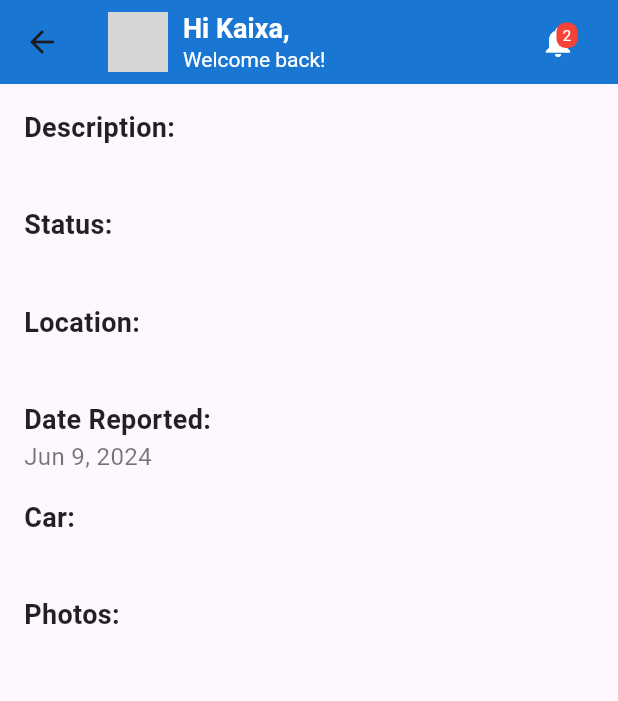
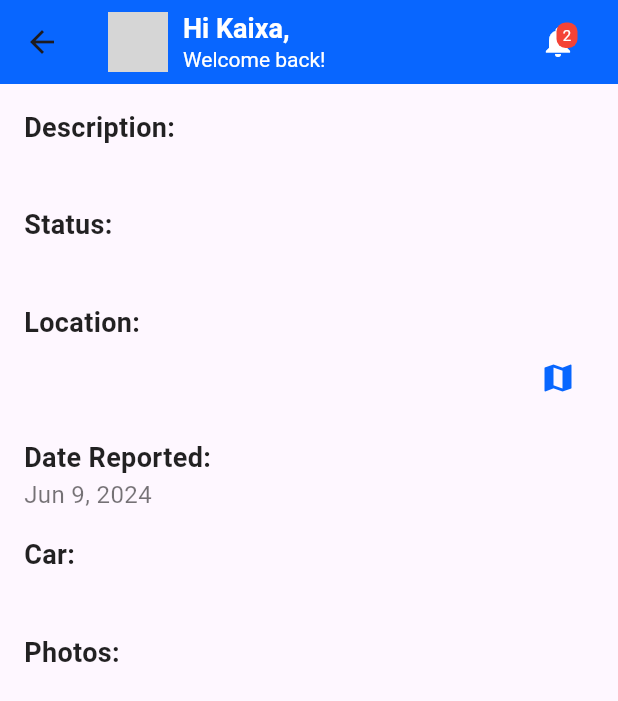
Before and after one commit to aymenzouaoui/sinstressprojet, a Flutter app: the SinistreDetailScreen screen opened directly with empty values, on a phone screen of 412 x 824 dp. Shown: the top 701 px of the screen. Run offline on Flutter 3.47's test engine with Material 3 defaults, Android fonts, the light colour scheme and no system bars; our stand-ins replace flutter_local_notifications, flutter_map, image_picker, latlong2, smooth_page_indicator, socket_io_client and 1 more; grey boxes are pictures that could not be loaded.

Commit message:
Update sinistre_detail_screen.dart

```diff
--- a/lib/screens/sinistre/sinistre_detail_screen.dart
+++ b/lib/screens/sinistre/sinistre_detail_screen.dart
@@ -2,19 +2,39 @@ import 'package:client/models/sinistre.dart';
 import 'package:flutter/material.dart';
 import 'package:intl/intl.dart';
 import 'package:smooth_page_indicator/smooth_page_indicator.dart';
+import 'mapScreen.dart'; // Import MapScreen
 
-class SinistreDetailScreen extends StatelessWidget {
+class SinistreDetailScreen extends StatefulWidget {
   final Sinistre sinistre;
 
   SinistreDetailScreen({required this.sinistre});
 
+  @override
+  _SinistreDetailScreenState createState() => _SinistreDetailScreenState();
+}
+
+class _SinistreDetailScreenState extends State<SinistreDetailScreen> {
   final PageController _pageController = PageController();
+  String _selectedAddress = 'No address selected';
+
+  Future<void> _navigateToMapScreen(BuildContext context) async {
+    final result = await Navigator.push(
+      context,
+      MaterialPageRoute(builder: (context) => MapScreen()),
+    );
+
+    if (result != null && result is String) {
+      setState(() {
+        _selectedAddress = result;
+      });
+    }
+  }
 
   @override
   Widget build(BuildContext context) {
     return Scaffold(
       appBar: AppBar(
-        backgroundColor: Color(0xFF1976D3),
+        backgroundColor: Color(0xFF0866FF),
         title: Row(
           children: [
             CircleAvatar(
@@ -91,7 +111,7 @@ class SinistreDetailScreen extends StatelessWidget {
                     style: TextStyle(fontSize: 18, fontWeight: FontWeight.bold, color: Colors.black87),
                   ),
                   Text(
-                    sinistre.description,
+                    widget.sinistre.description,
                     style: TextStyle(fontSize: 16, color: Colors.black54),
                   ),
                   SizedBox(height: 16),
@@ -108,7 +128,7 @@ class SinistreDetailScreen extends StatelessWidget {
                     style: TextStyle(fontSize: 18, fontWeight: FontWeight.bold, color: Colors.black87),
                   ),
                   Text(
-                    sinistre.status,
+                    widget.sinistre.status,
                     style: TextStyle(fontSize: 16, color: Colors.black54),
                   ),
                   SizedBox(height: 16),
@@ -124,9 +144,19 @@ class SinistreDetailScreen extends StatelessWidget {
                     'Location:',
                     style: TextStyle(fontSize: 18, fontWeight: FontWeight.bold, color: Colors.black87),
                   ),
-                  Text(
-                    sinistre.location,
-                    style: TextStyle(fontSize: 16, color: Colors.black54),
+                  Row(
+                    children: [
+                      Expanded(
+                        child: Text(
+                          _selectedAddress == 'No address selected' ? widget.sinistre.location : _selectedAddress,
+                          style: TextStyle(fontSize: 16, color: Colors.black54),
+                        ),
+                      ),
+                      IconButton(
+                        icon: Icon(Icons.map, color: Color(0xFF0866FF)),
+                        onPressed: () => _navigateToMapScreen(context),
+                      ),
+                    ],
                   ),
                   SizedBox(height: 16),
                 ],
@@ -142,7 +172,7 @@ class SinistreDetailScreen extends StatelessWidget {
                     style: TextStyle(fontSize: 18, fontWeight: FontWeight.bold, color: Colors.black87),
                   ),
                   Text(
-                    DateFormat.yMMMd().format(sinistre.dateReported),
+                    DateFormat.yMMMd().format(widget.sinistre.dateReported),
                     style: TextStyle(fontSize: 16, color: Colors.black54),
                   ),
                   SizedBox(height: 16),
@@ -159,7 +189,7 @@ class SinistreDetailScreen extends StatelessWidget {
                     style: TextStyle(fontSize: 18, fontWeight: FontWeight.bold, color: Colors.black87),
                   ),
                   Text(
-                    '${sinistre.car.make} ${sinistre.car.model}',
+                    '${widget.sinistre.car.make} ${widget.sinistre.car.model}',
                     style: TextStyle(fontSize: 16, color: Colors.black54),
                   ),
                   SizedBox(height: 16),
@@ -187,14 +217,14 @@ class SinistreDetailScreen extends StatelessWidget {
                     height: 200,
                     child: PageView.builder(
                       controller: _pageController,
-                      itemCount: sinistre.photos.length,
+                      itemCount: widget.sinistre.photos.length,
                       itemBuilder: (context, index) {
                         return Padding(
                           padding: const EdgeInsets.symmetric(horizontal: 8.0),
                           child: ClipRRect(
                             borderRadius: BorderRadius.circular(10),
                             child: Image.network(
-                              sinistre.photos[index],
+                              widget.sinistre.photos[index],
                               fit: BoxFit.cover,
                             ),
                           ),
@@ -206,10 +236,10 @@ class SinistreDetailScreen extends StatelessWidget {
                   Center(
                     child: SmoothPageIndicator(
                       controller: _pageController,
-                      count: sinistre.photos.length,
+                      count: widget.sinistre.photos.length,
                       effect: WormEffect(
                         dotColor: Colors.grey,
-                        activeDotColor: Color(0xFF1976D3),
+                        activeDotColor: Color(0xFF0866FF),
                         dotHeight: 8,
                         dotWidth: 8,
                       ),
```
